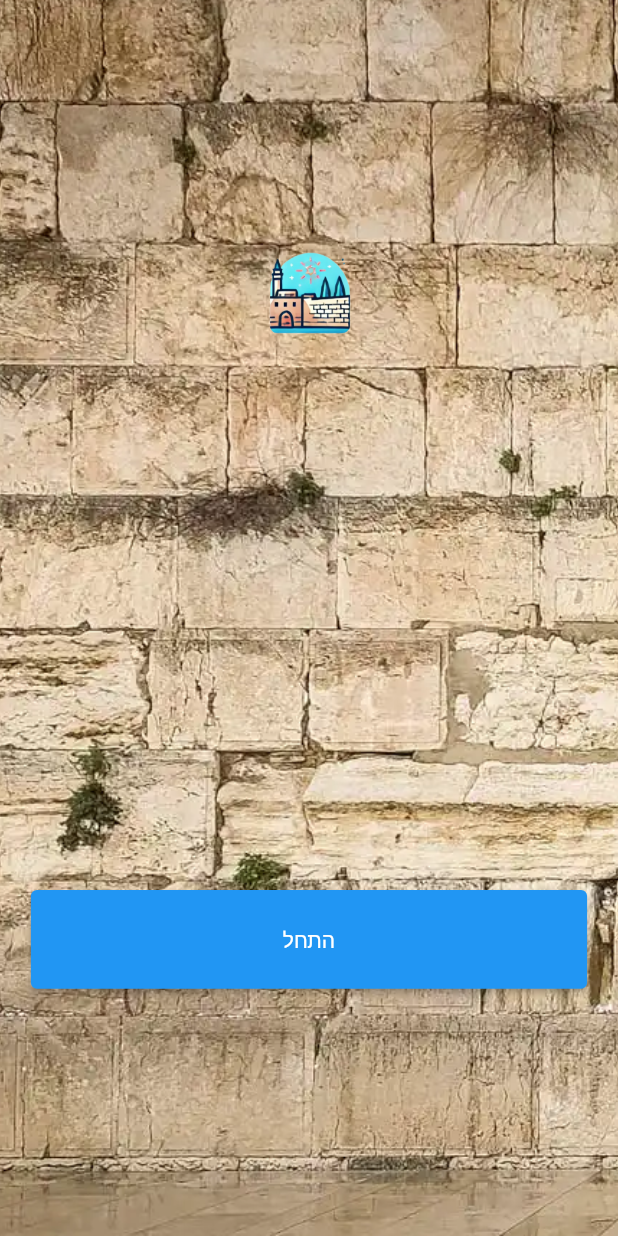
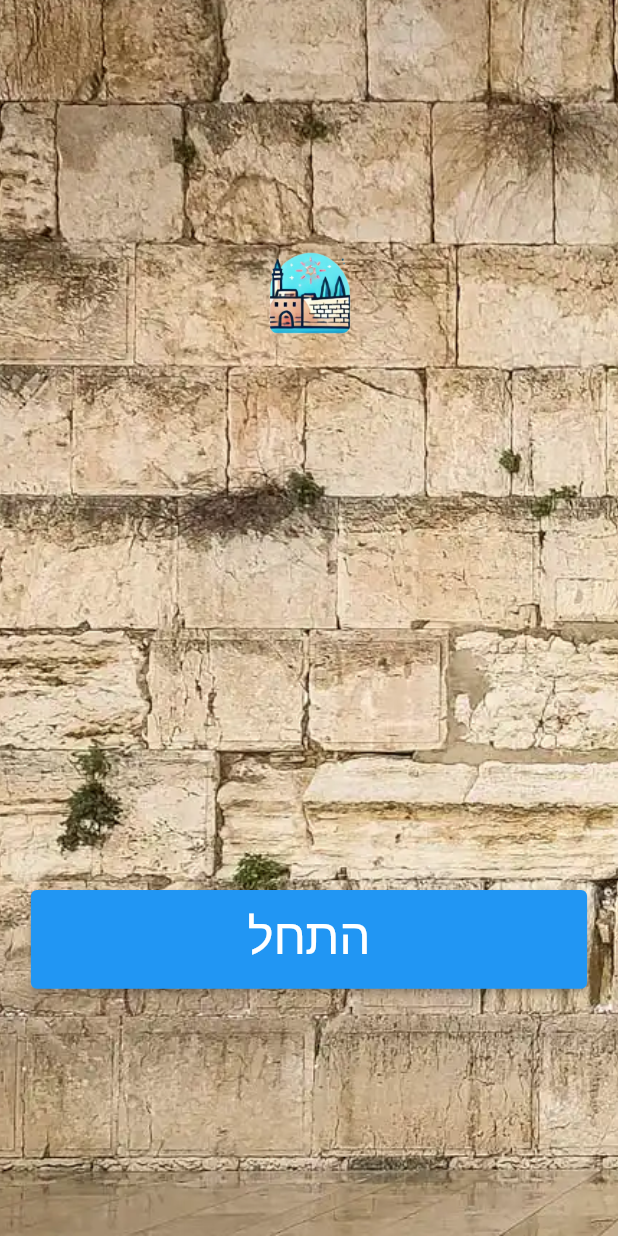
Before and after one commit to puzolabs/hamikdash-frontend, a Flutter app: the screen it shows after launch, on a phone screen of 412 x 824 dp. Run offline on Flutter 3.47's test engine with Material 2 defaults, Android fonts, the phone set to English and light mode, and no system bars.

Commit message:
enlarge text size

```diff
--- a/hamikdash_sheli/lib/pages/welcome_page.dart
+++ b/hamikdash_sheli/lib/pages/welcome_page.dart
@@ -58,7 +58,9 @@ class WelcomePage extends StatelessWidget {
                   style: ElevatedButton.styleFrom(
                     padding: const EdgeInsets.all(2),
                   ),
-                  child: const Text("התחל")
+                  child: Text("התחל",
+                    style: TextStyle(height: 1, fontSize: screenHeight * 0.04),
+                  )
                 ),
               ),
             ),
```
